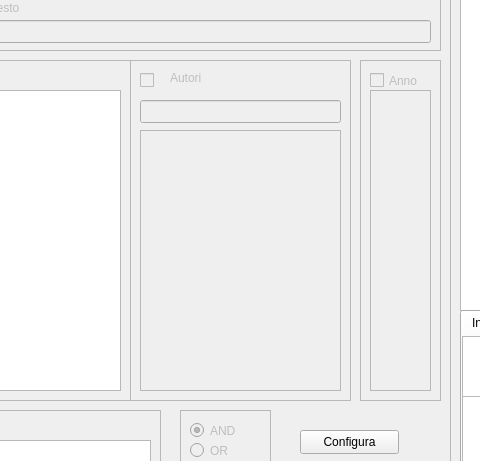
Above: lescienze500.ui from simon-r/LeScienze500 before the change; both pictures show x 130 to 610 and y 107 to 568 of the 1089 by 687 pixel window. Below: the same form after it.
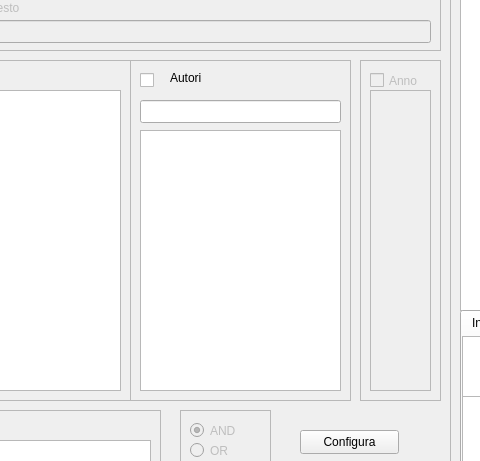
That is the form after the change.

```diff
--- a/lescienze500.ui
+++ b/lescienze500.ui
@@ -266,7 +266,7 @@
    </widget>
    <widget class="QFrame" name="FrameAutori">
     <property name="enabled">
-     <bool>false</bool>
+     <bool>true</bool>
     </property>
     <property name="geometry">
      <rect>
```
